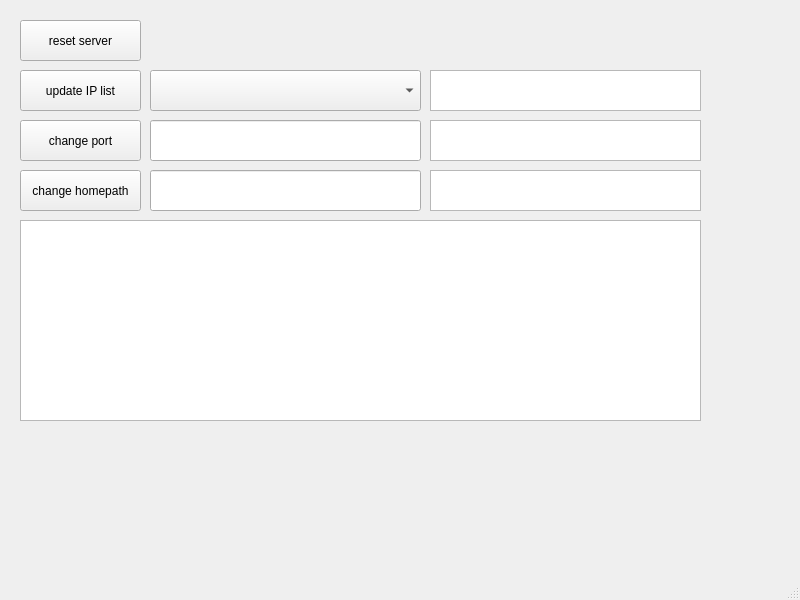
Above: lab1/mainwindow.ui from jihandong/hust_web_lab before the change. Below: the same form after it.
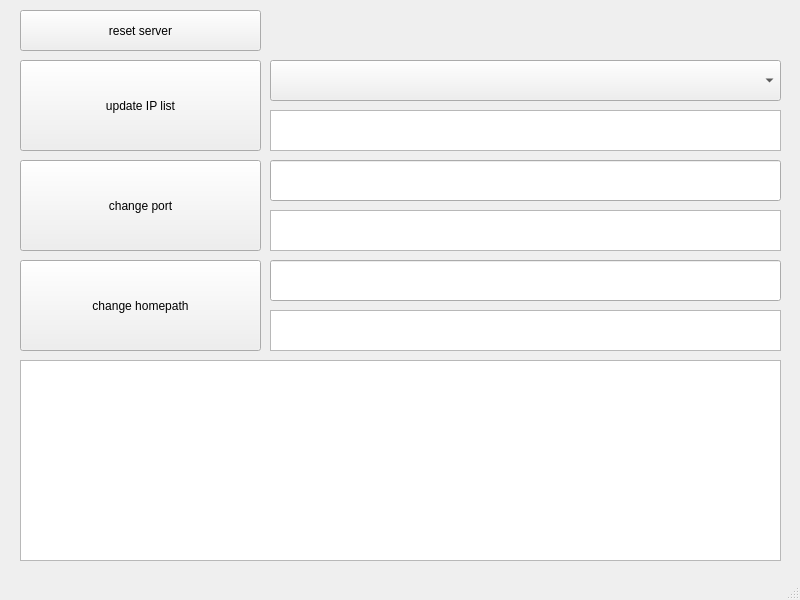
That is the form after the change.

```diff
--- a/lab1/mainwindow.ui
+++ b/lab1/mainwindow.ui
@@ -18,9 +18,9 @@
     <property name="geometry">
      <rect>
       <x>20</x>
-      <y>70</y>
-      <width>121</width>
-      <height>41</height>
+      <y>60</y>
+      <width>241</width>
+      <height>91</height>
      </rect>
     </property>
     <property name="text">
@@ -31,9 +31,9 @@
     <property name="geometry">
      <rect>
       <x>20</x>
-      <y>120</y>
-      <width>121</width>
-      <height>41</height>
+      <y>160</y>
+      <width>241</width>
+      <height>91</height>
      </rect>
     </property>
     <property name="text">
@@ -44,9 +44,9 @@
     <property name="geometry">
      <rect>
       <x>20</x>
-      <y>170</y>
-      <width>121</width>
-      <height>41</height>
+      <y>260</y>
+      <width>241</width>
+      <height>91</height>
      </rect>
     </property>
     <property name="text">
@@ -56,9 +56,9 @@
    <widget class="QLineEdit" name="lineEditPath">
     <property name="geometry">
      <rect>
-      <x>150</x>
-      <y>170</y>
-      <width>271</width>
+      <x>270</x>
+      <y>260</y>
+      <width>511</width>
       <height>41</height>
      </rect>
     </property>
@@ -66,9 +66,9 @@
    <widget class="QLineEdit" name="lineEditPort">
     <property name="geometry">
      <rect>
-      <x>150</x>
-      <y>120</y>
-      <width>271</width>
+      <x>270</x>
+      <y>160</y>
+      <width>511</width>
       <height>41</height>
      </rect>
     </property>
@@ -77,8 +77,8 @@
     <property name="geometry">
      <rect>
       <x>20</x>
-      <y>220</y>
-      <width>681</width>
+      <y>360</y>
+      <width>761</width>
       <height>201</height>
      </rect>
     </property>
@@ -86,9 +86,9 @@
    <widget class="QTextBrowser" name="textBrowserPath">
     <property name="geometry">
      <rect>
-      <x>430</x>
-      <y>170</y>
-      <width>271</width>
+      <x>270</x>
+      <y>310</y>
+      <width>511</width>
       <height>41</height>
      </rect>
     </property>
@@ -96,9 +96,9 @@
    <widget class="QTextBrowser" name="textBrowserPort">
     <property name="geometry">
      <rect>
-      <x>430</x>
-      <y>120</y>
-      <width>271</width>
+      <x>270</x>
+      <y>210</y>
+      <width>511</width>
       <height>41</height>
      </rect>
     </property>
@@ -106,9 +106,9 @@
    <widget class="QTextBrowser" name="textBrowserIP">
     <property name="geometry">
      <rect>
-      <x>430</x>
-      <y>70</y>
-      <width>271</width>
+      <x>270</x>
+      <y>110</y>
+      <width>511</width>
       <height>41</height>
      </rect>
     </property>
@@ -117,8 +117,8 @@
     <property name="geometry">
      <rect>
       <x>20</x>
-      <y>20</y>
-      <width>121</width>
+      <y>10</y>
+      <width>241</width>
       <height>41</height>
      </rect>
     </property>
@@ -129,9 +129,9 @@
    <widget class="QComboBox" name="comboBoxIP">
     <property name="geometry">
      <rect>
-      <x>150</x>
-      <y>70</y>
-      <width>271</width>
+      <x>270</x>
+      <y>60</y>
+      <width>511</width>
       <height>41</height>
      </rect>
     </property>
```
